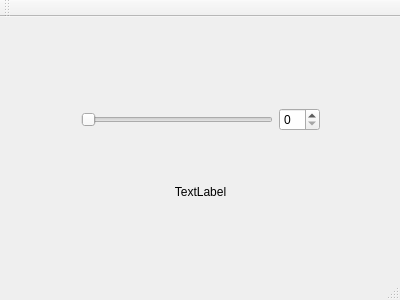
Old version of the form gradecalc.ui in the repository chaue/gradecalculator.
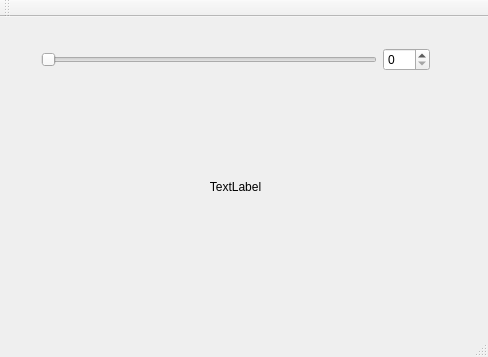
New version of the form.

Commit message: simplified slots/signals

```diff
--- a/gradecalc.ui
+++ b/gradecalc.ui
@@ -6,8 +6,8 @@
    <rect>
     <x>0</x>
     <y>0</y>
-    <width>400</width>
-    <height>300</height>
+    <width>488</width>
+    <height>357</height>
    </rect>
   </property>
   <property name="windowTitle">
@@ -17,28 +17,31 @@
    <widget class="QWidget" name="">
     <property name="geometry">
      <rect>
-      <x>70</x>
-      <y>80</y>
-      <width>261</width>
-      <height>161</height>
+      <x>30</x>
+      <y>20</y>
+      <width>411</width>
+      <height>271</height>
      </rect>
     </property>
-    <layout class="QVBoxLayout" name="verticalLayout_2">
-     <item>
       <layout class="QVBoxLayout" name="verticalLayout">
        <item>
         <layout class="QHBoxLayout" name="horizontalLayout">
          <item>
           <widget class="QSlider" name="slider1">
+         <property name="maximum">
+          <number>100</number>
+         </property>
            <property name="orientation">
             <enum>Qt::Horizontal</enum>
            </property>
           </widget>
          </item>
          <item>
-          <widget class="QSpinBox" name="spinbox1"/>
-         </item>
-        </layout>
+        <widget class="QSpinBox" name="spinbox1">
+         <property name="maximum">
+          <number>100</number>
+         </property>
+        </widget>
        </item>
       </layout>
      </item>
```
Left out of the diff: 8 changed lines with no effect on the pictures. Lines whose indentation alone changed are shown as unchanged. The commit also changes 2 other files.
